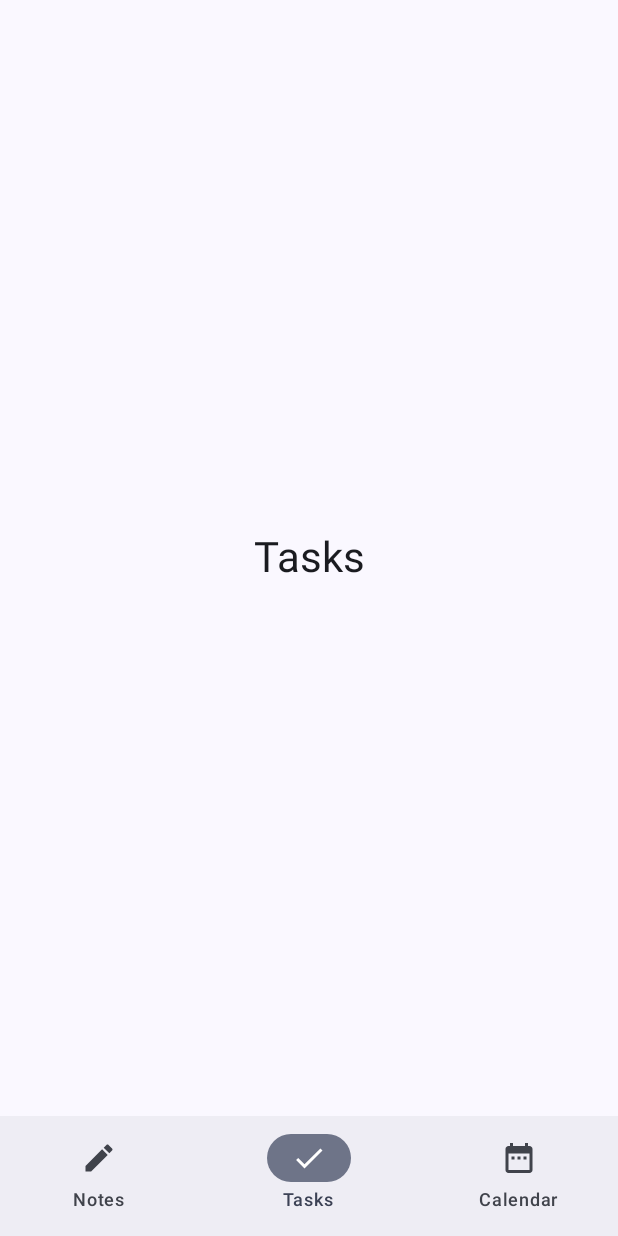
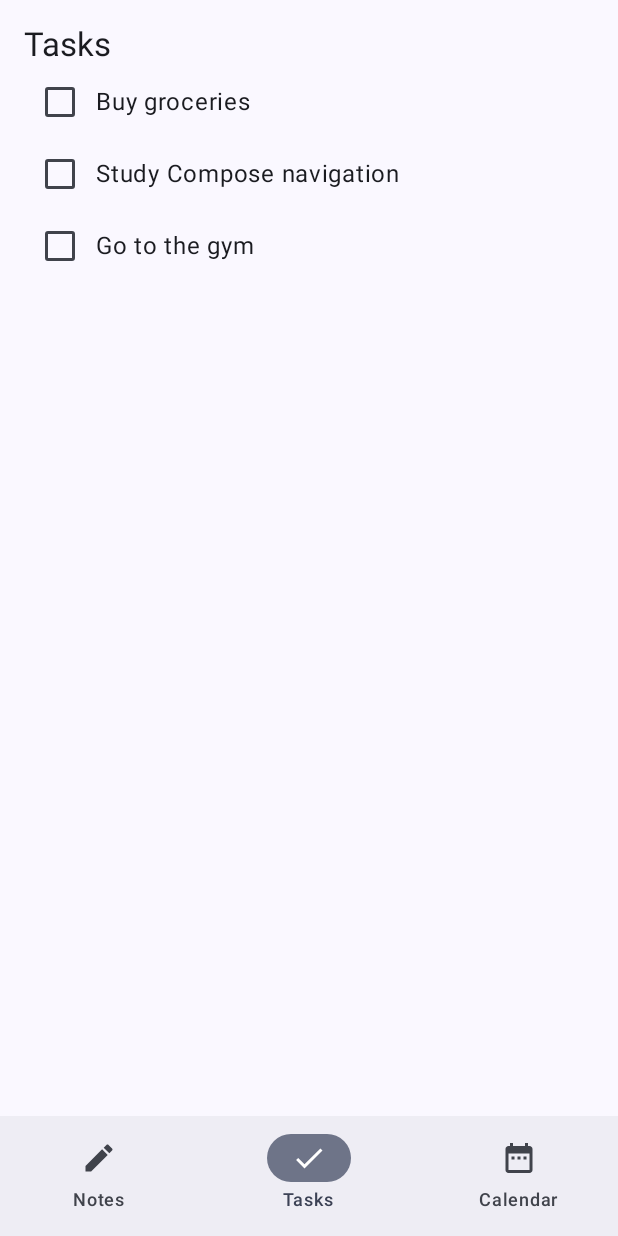
Before and after one commit to wyattnapier/501assignment5_2, an Android app built with Jetpack Compose: the TasksScreen screen opened through its navigation route, on a phone screen of 412 x 824 dp. Run offline under Robolectric (Android 15) with nearby library versions, the phone set to English and light mode, and no system bars.

Commit message:
adding basic notes and tasks screens

```diff
--- a/app/src/main/java/com/example/assign5_2/MainActivity.kt
+++ b/app/src/main/java/com/example/assign5_2/MainActivity.kt
@@ -6,24 +6,32 @@ import androidx.activity.compose.setContent
 import androidx.activity.enableEdgeToEdge
 import androidx.compose.foundation.layout.Arrangement
 import androidx.compose.foundation.layout.Column
+import androidx.compose.foundation.layout.Row
 import androidx.compose.foundation.layout.fillMaxSize
+import androidx.compose.foundation.layout.fillMaxWidth
 import androidx.compose.foundation.layout.padding
+import androidx.compose.foundation.lazy.LazyColumn
 import androidx.compose.material.icons.Icons
 import androidx.compose.material.icons.filled.DateRange
 import androidx.compose.material.icons.filled.Done
 import androidx.compose.material.icons.filled.Edit
+import androidx.compose.material3.Button
+import androidx.compose.material3.Checkbox
 import androidx.compose.material3.Icon
 import androidx.compose.material3.MaterialTheme
 import androidx.compose.material3.NavigationBar
 import androidx.compose.material3.NavigationBarItem
 import androidx.compose.material3.Scaffold
 import androidx.compose.material3.Text
+import androidx.compose.material3.TextField
 import androidx.compose.runtime.Composable
 import androidx.compose.runtime.getValue
 import androidx.compose.ui.Alignment
 import androidx.compose.ui.Modifier
 import androidx.compose.ui.graphics.vector.ImageVector
 import androidx.compose.ui.tooling.preview.Preview
+import androidx.compose.ui.unit.dp
+import androidx.lifecycle.viewmodel.compose.viewModel
 import androidx.navigation.NavDestination.Companion.hierarchy
 import androidx.navigation.NavGraph.Companion.findStartDestination
 import androidx.navigation.NavHostController
@@ -69,11 +77,14 @@ fun MainScreen() {
             startDestination = Screen.Notes.route,
             modifier = Modifier.padding(innerPadding)
         ) {
+            // use screen-specific view models
             composable(Screen.Notes.route) {
-                GenericScreen(screenName = Screen.Notes.title)
+                val viewModel: NotesViewModel = viewModel()
+                NotesScreen(viewModel)
             }
             composable(Screen.Tasks.route) {
-                GenericScreen(screenName = Screen.Tasks.title)
+                val viewModel: TasksViewModel = viewModel()
+                TasksScreen(viewModel)
             }
             composable(Screen.Calendar.route) {
                 GenericScreen(screenName = Screen.Calendar.title)
@@ -113,6 +124,56 @@ fun BottomNavigationBar(navController: NavHostController) {
     }
 }
 
+
+@Composable
+fun NotesScreen(viewModel: NotesViewModel) {
+    Column(Modifier.padding(16.dp)) {
+        Text("Notes", style = MaterialTheme.typography.titleLarge)
+
+        TextField(
+            value = viewModel.currentInput,
+            onValueChange = { viewModel.currentInput = it },
+            label = { Text("New note") },
+            modifier = Modifier.fillMaxWidth()
+        )
+
+        Button(
+            onClick = { viewModel.addNote() },
+            modifier = Modifier.padding(top = 8.dp)
+        ) {
+            Text("Add")
+        }
+
+        LazyColumn {
+            items(viewModel.notes.size) { index ->
+                val note = viewModel.notes[index]
+                Text("• ${note.text}", Modifier.padding(vertical = 4.dp))
+            }
+        }
+    }
+}
+
+@Composable
+fun TasksScreen(viewModel: TasksViewModel) {
+    Column(Modifier.padding(16.dp)) {
+        Text("Tasks", style = MaterialTheme.typography.titleLarge)
+        LazyColumn {
+            items(viewModel.tasks.size) { index ->
+                val task = viewModel.tasks[index]
+                Row(
+                    verticalAlignment = Alignment.CenterVertically,
+                    modifier = Modifier.fillMaxWidth()
+                ) {
+                    Checkbox(
+                        checked = task.isDone,
+                        onCheckedChange = { viewModel.toggleTask(task.id) }
+                    )
+                    Text(task.label)
+                }
+            }
+        }
+    }
+}
 @Composable
 fun GenericScreen(screenName: String, modifier: Modifier = Modifier) {
     Column(
@@ -123,19 +184,3 @@ fun GenericScreen(screenName: String, modifier: Modifier = Modifier) {
         Text(text = screenName, style = MaterialTheme.typography.headlineMedium)
     }
 }
-
-@Composable
-fun Greeting(name: String, modifier: Modifier = Modifier) {
-    Text(
-        text = "Hello $name!",
-        modifier = modifier
-    )
-}
-
-@Preview(showBackground = true)
-@Composable
-fun GreetingPreview() {
-    Assign5_2Theme {
-        Greeting("Android")
-    }
-}
--- /dev/null
+++ b/app/src/main/java/com/example/assign5_2/NotesViewModel.kt
@@ -0,0 +1,31 @@
+package com.example.assign5_2
+
+import androidx.compose.runtime.getValue
+import androidx.compose.runtime.mutableStateListOf
+import androidx.compose.runtime.mutableStateOf
+import androidx.compose.runtime.setValue
+import androidx.lifecycle.ViewModel
+
+data class Note(
+    val id: Int,
+    val text: String
+)
+
+class NotesViewModel : ViewModel() {
+    var notes by mutableStateOf(listOf<Note>())
+        private set
+
+    var currentInput by mutableStateOf("")
+
+    fun addNote() {
+        if (currentInput.isNotBlank()) {
+            val newNote = Note(id = notes.size + 1, text = currentInput)
+            notes = notes + newNote
+            currentInput = ""
+        }
+    }
+
+    fun deleteNote(id: Int) {
+        notes = notes.filterNot { it.id == id }
+    }
+}
--- /dev/null
+++ b/app/src/main/java/com/example/assign5_2/TasksViewModel.kt
@@ -0,0 +1,33 @@
+package com.example.assign5_2
+
+import androidx.compose.runtime.getValue
+import androidx.compose.runtime.mutableStateOf
+import androidx.compose.runtime.setValue
+import androidx.lifecycle.ViewModel
+
+data class Task(
+    val id: Int,
+    val label: String,
+    val isDone: Boolean = false
+)
+
+class TasksViewModel : ViewModel() {
+    var tasks by mutableStateOf(
+        listOf(
+            Task(1, "Buy groceries"),
+            Task(2, "Study Compose navigation"),
+            Task(3, "Go to the gym")
+        )
+    )
+        private set
+
+    fun toggleTask(id: Int) {
+        tasks = tasks.map {
+            if (it.id == id) it.copy(isDone = !it.isDone) else it
+        }
+    }
+
+    fun addTask(label: String) {
+        tasks = tasks + Task(id = tasks.size + 1, label = label)
+    }
+}
```
